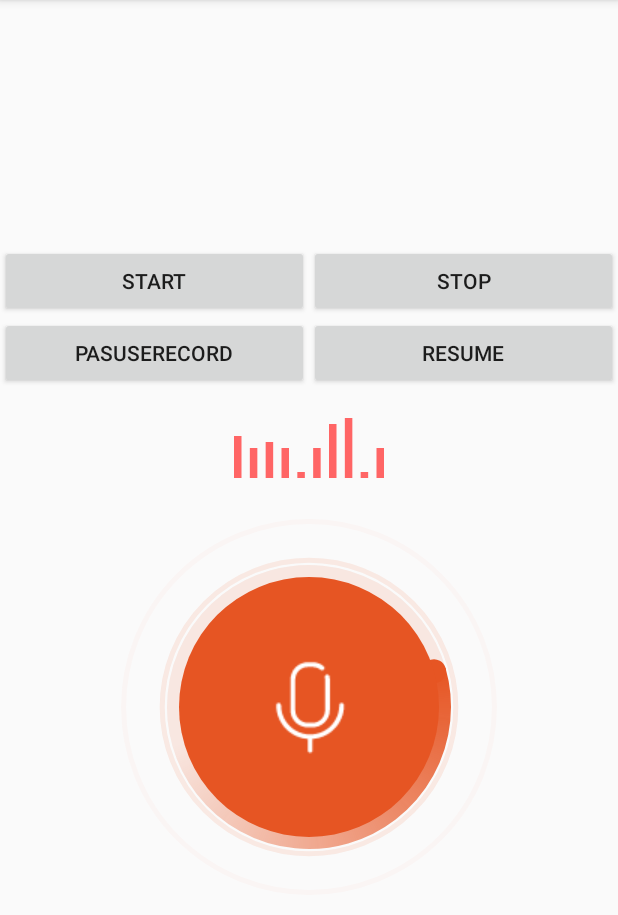
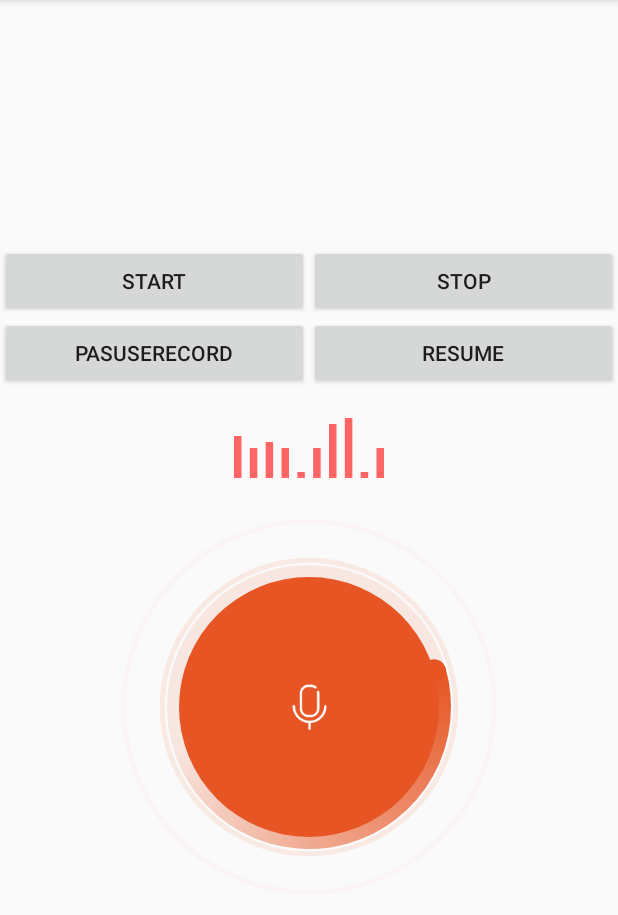
Before and after one commit to chezi008/CZRecorder, an Android app: the screen it shows after launch (MainActivity), on a phone screen of 412 x 824 dp, the part 84-999 px from its top. Run offline under Robolectric (Android 15) with nearby library versions, the phone set to English and light mode, and no system bars; 1 statement that could not run was skipped.

Commit message:
1、修改麦克风图片

```diff
--- a/app/build.gradle
+++ b/app/build.gradle
@@ -28,4 +28,5 @@ dependencies {
     androidTestImplementation 'com.android.support.test:runner:1.0.1'
     androidTestImplementation 'com.android.support.test.espresso:espresso-core:3.0.1'
     implementation project(':mp3recorderlib')
+//    implementation 'com.github.chezi008:AndroidMp3Recorder:v1.0.2'
 }
--- a/build.gradle
+++ b/build.gradle
@@ -19,6 +19,7 @@ allprojects {
     repositories {
         google()
         jcenter()
+        maven { url 'https://jitpack.io' }
     }
 }
 
--- a/mp3recorderlib/src/main/java/com/ibbhub/mp3recorderlib/widget/DoughnutProgress.java
+++ b/mp3recorderlib/src/main/java/com/ibbhub/mp3recorderlib/widget/DoughnutProgress.java
@@ -140,7 +140,7 @@ public class DoughnutProgress extends View {
         canvas.drawCircle(0, 0, raduis * doughnutRaduisPercent, paint);
         //画图片
         initPaint();
-        Bitmap bitmap = BitmapFactory.decodeResource(getResources(), R.drawable.ic_mic_white);
+        Bitmap bitmap = BitmapFactory.decodeResource(getResources(), R.mipmap.ic_mic_white);
         if (bitmap != null) {
             canvas.drawBitmap(bitmap, -bitmap.getWidth() / 2, -bitmap.getHeight() / 2, paint);
         }
```
Also changed, not shown: mp3recorderlib/src/main/res/mipmap-xhdpi/ic_mic_white.png (renamed from mp3recorderlib/src/main/res/drawable/ic_mic_white.png).
